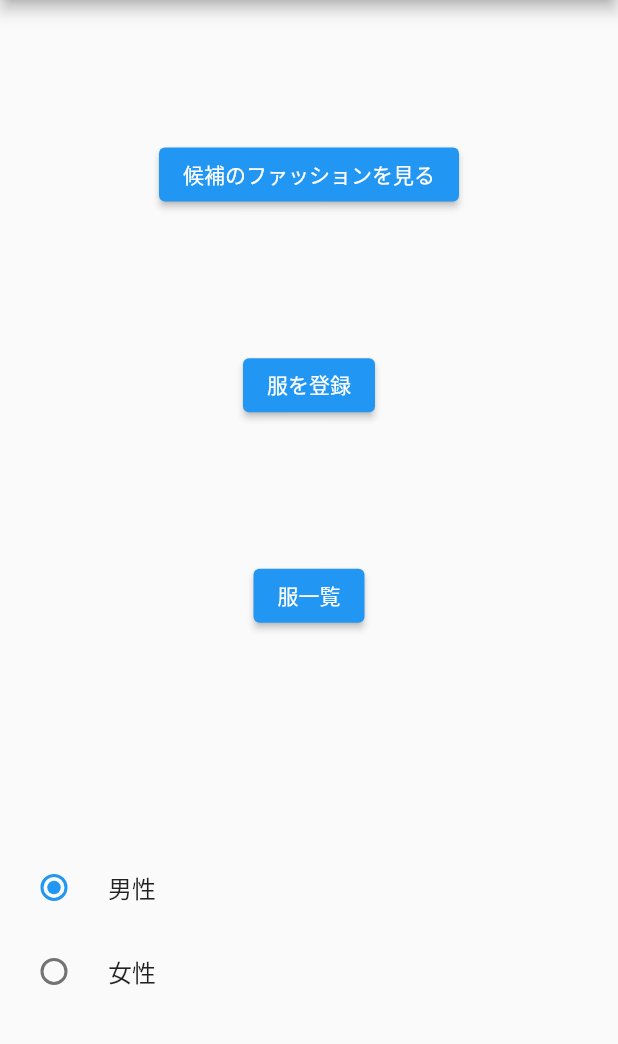
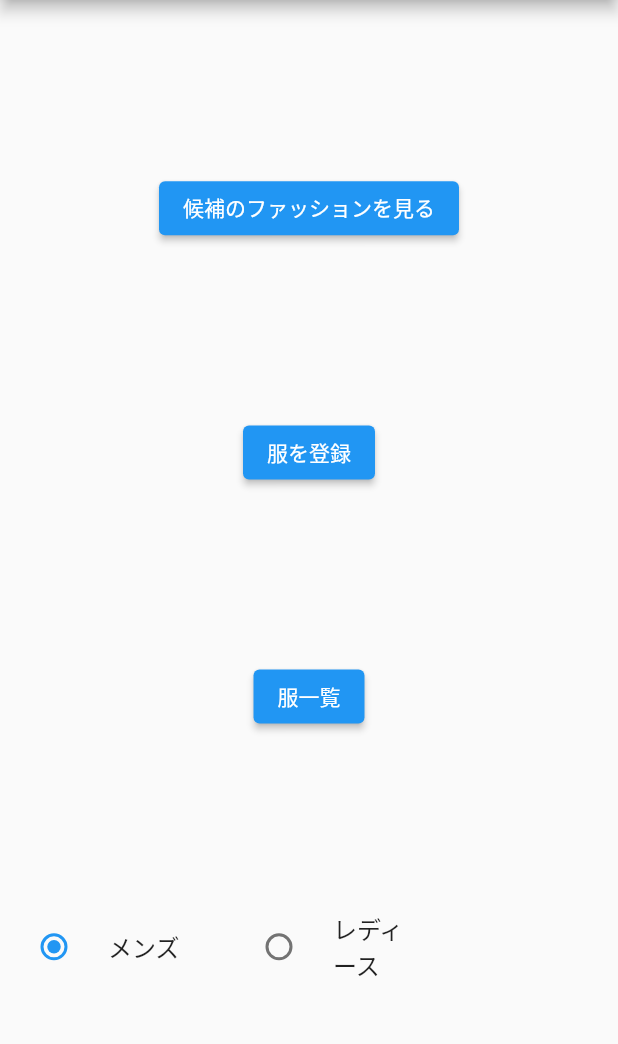
Before and after one commit to enpitut2022/nanikiru, a Flutter app: the FirstPage screen opened directly, on a phone screen of 412 x 824 dp, the part 84-1128 px from its top. Run offline on Flutter 3.47's test engine with Material 2 defaults, Android fonts, the phone set to English and light mode, and no system bars.

Commit message:
[501] 男性・女性の選択を横並びにしました

```diff
--- a/lib/first_page.dart
+++ b/lib/first_page.dart
@@ -63,20 +63,23 @@ class _GenderState extends State<RadioButtonWidget> {
 
   @override
   Widget build(BuildContext context) {
-    return Column(
+    return Row(
         children: [
-          SizedBox(height: 50.0,),
+          SizedBox(width:150, height: 50.0, child:
           RadioListTile(
-            title: Text('男性'),
+            title: Text('メンズ'),
             value: true,
             groupValue: men,
-            onChanged: (value) => _onRadioSelected(value),
+            onChanged: (value) => _onRadioSelected(value)
           ),
+    ),
+          SizedBox(width:150, height: 50.0, child:
           RadioListTile(
-            title: Text('女性'),
-            value: false,
-            groupValue: men,
-            onChanged: (value) => _onRadioSelected(value),
+              title: Text('レディース'),
+              value: false,
+              groupValue: men,
+              onChanged: (value) => _onRadioSelected(value)
+          ),
           ),
         ]
     );
```
